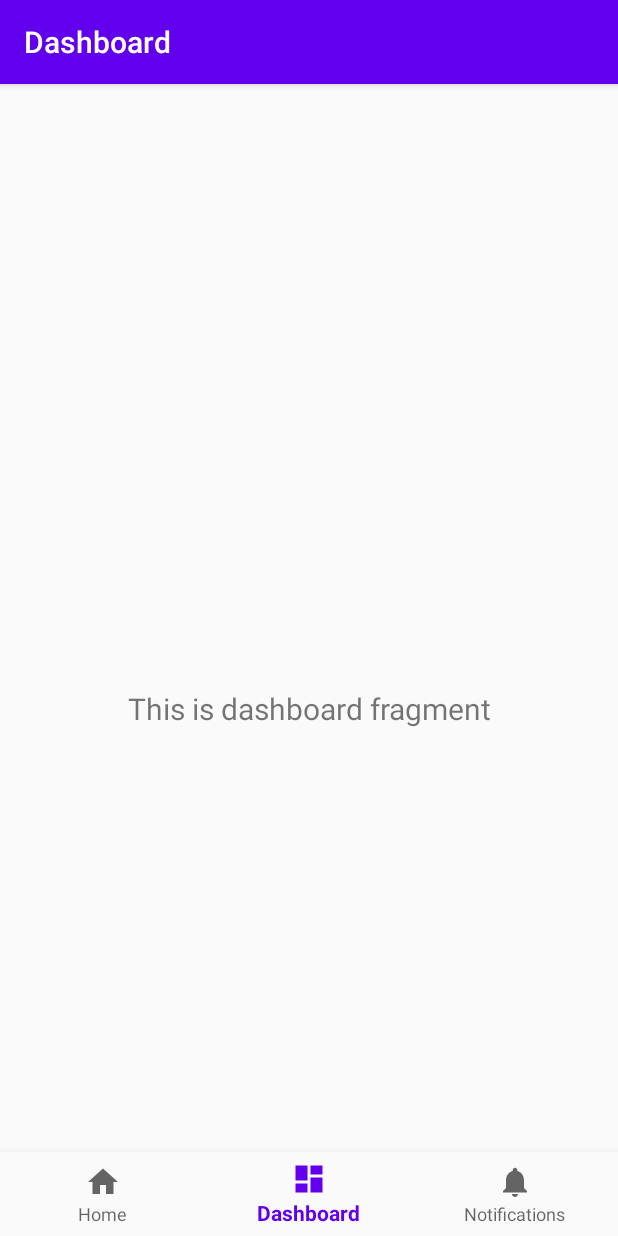
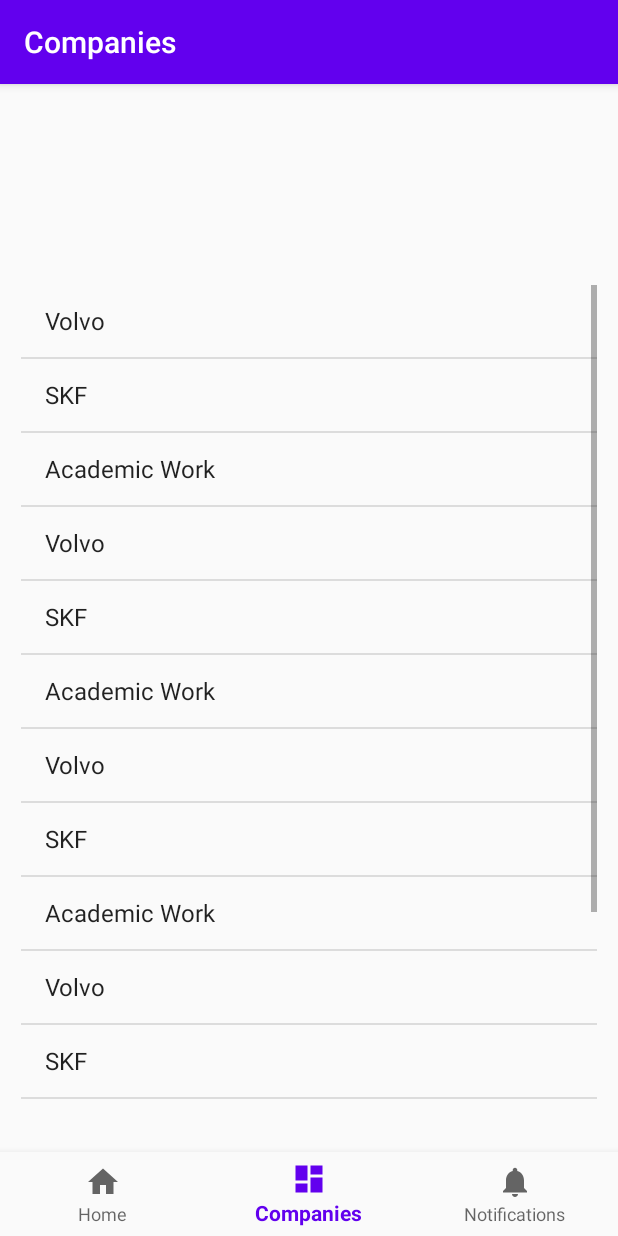
Before and after one commit to MSNMessinger/dat257-Grupp20, an Android app: the DashboardFragment screen opened through its navigation route, on a phone screen of 412 x 824 dp. Run offline under Robolectric (Android 15) with nearby library versions, the phone set to English and light mode, and no system bars; our stand-ins replace navigation-ui.

Commit message:
Updated the name for the company page and created a List with static companies /Rebecka & Oscar

```diff
--- a/DateIt/app/src/main/java/com/example/dateit/ui/dashboard/DashboardFragment.java
+++ b/DateIt/app/src/main/java/com/example/dateit/ui/dashboard/DashboardFragment.java
@@ -4,6 +4,8 @@ import android.os.Bundle;
 import android.view.LayoutInflater;
 import android.view.View;
 import android.view.ViewGroup;
+import android.widget.ArrayAdapter;
+import android.widget.ListView;
 import android.widget.TextView;
 
 import androidx.annotation.NonNull;
@@ -23,13 +25,12 @@ public class DashboardFragment extends Fragment {
         dashboardViewModel =
                 ViewModelProviders.of(this).get(DashboardViewModel.class);
         View root = inflater.inflate(R.layout.fragment_dashboard, container, false);
-        final TextView textView = root.findViewById(R.id.text_dashboard);
-        dashboardViewModel.getText().observe(getViewLifecycleOwner(), new Observer<String>() {
-            @Override
-            public void onChanged(@Nullable String s) {
-                textView.setText(s);
-            }
-        });
+
+        String[] namesOfCompanies = {"Volvo", "SKF", "Academic Work", "Volvo", "SKF", "Academic Work", "Volvo", "SKF", "Academic Work", "Volvo", "SKF", "Academic Work", "Volvo", "SKF", "Academic Work"};
+        ListView companyList = (ListView)root.findViewById(R.id.CompanyList);
+        ArrayAdapter<String> companyAdapter = new ArrayAdapter<String>(getActivity(),android.R.layout.simple_list_item_1,namesOfCompanies);
+        companyList.setAdapter(companyAdapter);
+
         return root;
     }
 }
--- a/DateIt/app/src/main/res/layout/fragment_dashboard.xml
+++ b/DateIt/app/src/main/res/layout/fragment_dashboard.xml
@@ -6,15 +6,12 @@
     android:layout_height="match_parent"
     tools:context=".ui.dashboard.DashboardFragment">
 
-    <TextView
-        android:id="@+id/text_dashboard"
-        android:layout_width="match_parent"
-        android:layout_height="wrap_content"
-        android:layout_marginStart="8dp"
-        android:layout_marginTop="8dp"
-        android:layout_marginEnd="8dp"
-        android:textAlignment="center"
-        android:textSize="20sp"
+    <ListView
+        android:id="@+id/CompanyList"
+        android:layout_width="384dp"
+        android:layout_height="556dp"
+        android:layout_marginStart="10dp"
+        android:layout_marginEnd="10dp"
         app:layout_constraintBottom_toBottomOf="parent"
         app:layout_constraintEnd_toEndOf="parent"
         app:layout_constraintStart_toStartOf="parent"
--- a/DateIt/app/src/main/res/values/strings.xml
+++ b/DateIt/app/src/main/res/values/strings.xml
@@ -1,6 +1,6 @@
 <resources>
     <string name="app_name">DateIt</string>
     <string name="title_home">Home</string>
-    <string name="title_dashboard">Dashboard</string>
+    <string name="title_dashboard">Companies</string>
     <string name="title_notifications">Notifications</string>
 </resources>
```
